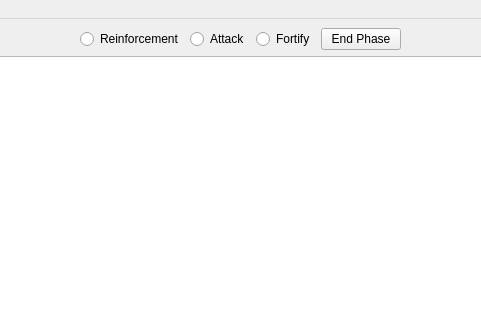
Above: gui/mainscreen.ui from TaimoorRana/Risk before the change; both pictures show x 277 to 758 and y 0 to 320 of the 1034 by 730 pixel window. Below: the same form after it.
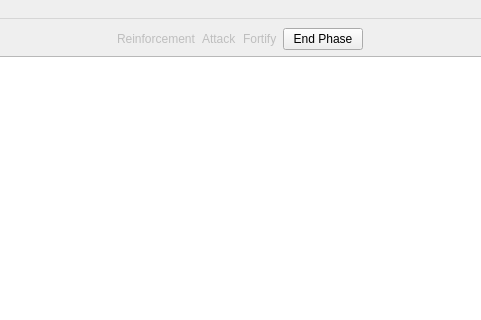
That is the form after the change.

Commit message: Eliminated Radio Buttons in Phase and changed them to QLabels, same behaviour but prevents user from clicking on a useless Radio button

What changed in the file:
```diff
--- a/gui/mainscreen.ui
+++ b/gui/mainscreen.ui
@@ -38,7 +38,10 @@
            </spacer>
           </item>
           <item>
-           <widget class="QRadioButton" name="reinforcementRadio">
+           <widget class="QLabel" name="reinforcementLabel">
+            <property name="enabled">
+             <bool>false</bool>
+            </property>
             <property name="text">
              <string>Reinforcement</string>
             </property>
@@ -48,7 +51,10 @@
            </widget>
           </item>
           <item>
-           <widget class="QRadioButton" name="attackRadio">
+           <widget class="QLabel" name="attackLabel">
+            <property name="enabled">
+             <bool>false</bool>
+            </property>
             <property name="text">
              <string>Attack</string>
             </property>
@@ -58,7 +64,10 @@
            </widget>
           </item>
           <item>
-           <widget class="QRadioButton" name="fortifyRadio">
+           <widget class="QLabel" name="fortifyLabel">
+            <property name="enabled">
+             <bool>false</bool>
+            </property>
             <property name="text">
              <string>Fortify</string>
             </property>
```
Left out of the diff: 11 changed lines with no effect on the pictures. The commit also changes 2 other files.
